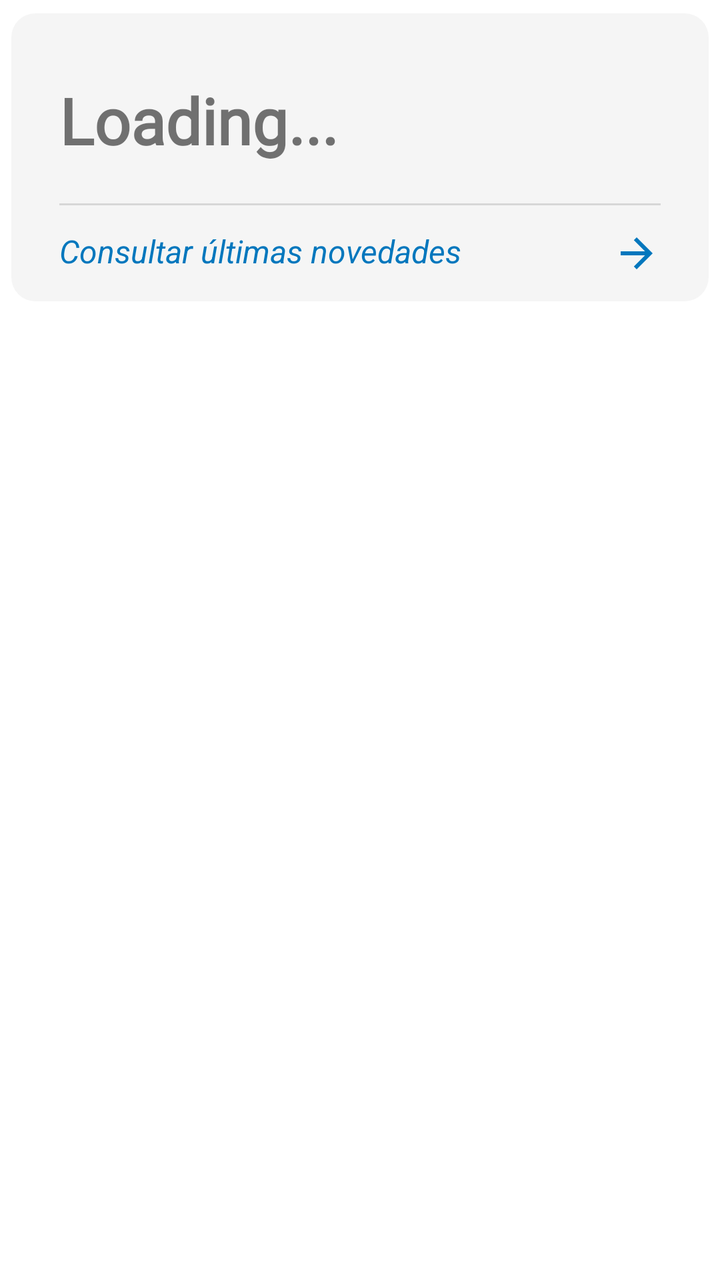
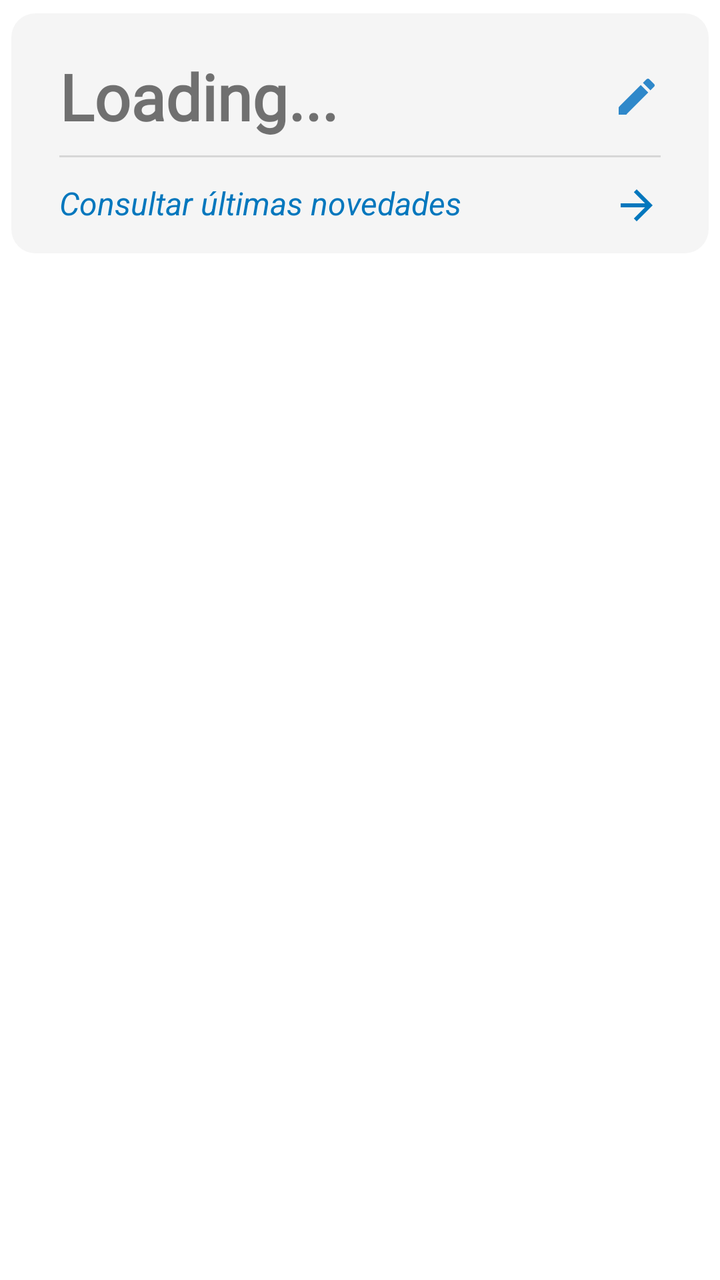

Screens rendered from an Android XML layout before and after an edit, with the pre-edit source and the edit as a unified diff.
<!-- AndroidManifest.xml: application theme Theme.ZapAlerts -->
<!-- res/layout/item_list_interests.xml -->
<?xml version="1.0" encoding="utf-8"?>
<androidx.constraintlayout.widget.ConstraintLayout xmlns:android="http://schemas.android.com/apk/res/android"
    xmlns:app="http://schemas.android.com/apk/res-auto"
    android:layout_width="match_parent"
    android:layout_height="wrap_content"
    android:clickable="true">
    <androidx.cardview.widget.CardView
        android:layout_width="match_parent"
        android:layout_height="wrap_content"
        app:layout_constraintEnd_toEndOf="parent"
        app:layout_constraintStart_toStartOf="parent"
        app:layout_constraintTop_toTopOf="parent"
        android:layout_marginBottom="32sp"
        app:cardCornerRadius="12dp"
        android:elevation="0dp"
        style="@style/CustomCardview"
        android:outlineProvider="none"
        android:foreground="?android:attr/selectableItemBackground"
        app:cardUseCompatPadding="true">
        <RelativeLayout
            android:layout_width="match_parent"
            android:layout_height="match_parent"
            android:paddingTop="8dp"
            android:paddingHorizontal="24dp">

            <TextView
                android:id="@+id/interest_title"
                android:layout_width="match_parent"
                android:layout_height="wrap_content"
                android:layout_marginTop="24dp"
                android:layout_marginBottom="12dp"
                android:fontFamily="@font/lato_black"
                android:text="Loading..."
                android:textSize="32sp"
                android:textStyle="bold" />
            <com.google.android.material.divider.MaterialDivider
                android:id="@+id/divider"
                android:layout_width="match_parent"
                android:layout_height="wrap_content"
                android:layout_marginTop="8dp"
                android:layout_below="@id/interest_title"/>
            <TextView
                android:id="@+id/source"
                android:layout_width="match_parent"
                android:layout_height="wrap_content"
                android:textSize="16sp"
                android:textStyle="italic"
                android:text="Consultar últimas novedades"
                android:layout_marginVertical="12dp"
                android:layout_below="@id/divider"
                android:textColor="#0277BD"
                app:drawableEndCompat="@drawable/ic_baseline_arrow_forward_24" />
        </RelativeLayout>
    </androidx.cardview.widget.CardView>
</androidx.constraintlayout.widget.ConstraintLayout>
<!-- resources referenced by this layout -->
<resources>
  <!-- drawable ic_baseline_arrow_forward_24 (drawable) -->
  <vector android:autoMirrored="true" android:height="24dp"
      android:tint="#0277BD" android:viewportHeight="24"
      android:viewportWidth="24" android:width="24dp" xmlns:android="http://schemas.android.com/apk/res/android">
      <path android:fillColor="@android:color/white" android:pathData="M12,4l-1.41,1.41L16.17,11H4v2h12.17l-5.58,5.59L12,20l8,-8z"/>
  </vector>
  <style name="CustomCardview" parent="CardView">
          <item name="cardBackgroundColor">#BAF1F1F1</item>
      </style>
  <style name="Theme.ZapAlerts" parent="Theme.MaterialComponents.DayNight.NoActionBar">
          <item name="colorSurface">@color/huawei_white</item>
          
          <item name="colorPrimary">@color/huawei_white3</item>
          <item name="colorPrimaryVariant">@color/huawei_white2</item>
          <item name="colorOnPrimary">@color/black</item>
          
          <item name="colorSecondary">@color/huawei_blue</item>
          <item name="colorSecondaryVariant">#004D9E</item>
          <item name="colorOnSecondary">@color/huawei_white</item>
  
          
          <item name="android:statusBarColor">#E1E1E1</item>
      </style>
  <color name="huawei_white">#FCFCFC</color>
  <color name="huawei_white3">#e5e5e5</color>
  <color name="huawei_white2">#efeff0</color>
  <color name="black">#FF000000</color>
  <color name="huawei_blue">#017eff</color>
</resources>

<!-- the commit's change to res/layout/item_list_interests.xml (unified diff, before → after) -->
@@ -4,51 +4,75 @@
     android:layout_width="match_parent"
     android:layout_height="wrap_content"
     android:clickable="true">
+
     <androidx.cardview.widget.CardView
+        style="@style/CustomCardview"
         android:layout_width="match_parent"
         android:layout_height="wrap_content"
+        android:layout_marginBottom="32sp"
+        android:elevation="0dp"
+        android:outlineProvider="none"
+        app:cardCornerRadius="12dp"
+        app:cardUseCompatPadding="true"
         app:layout_constraintEnd_toEndOf="parent"
         app:layout_constraintStart_toStartOf="parent"
-        app:layout_constraintTop_toTopOf="parent"
-        android:layout_marginBottom="32sp"
-        app:cardCornerRadius="12dp"
-        android:elevation="0dp"
-        style="@style/CustomCardview"
-        android:outlineProvider="none"
-        android:foreground="?android:attr/selectableItemBackground"
-        app:cardUseCompatPadding="true">
+        app:layout_constraintTop_toTopOf="parent">
+
         <RelativeLayout
             android:layout_width="match_parent"
             android:layout_height="match_parent"
-            android:paddingTop="8dp"
-            android:paddingHorizontal="24dp">
+            android:paddingHorizontal="24dp"
+            android:paddingTop="20dp">
 
-            <TextView
-                android:id="@+id/interest_title"
+            <androidx.constraintlayout.widget.ConstraintLayout
+                android:id="@+id/name_layout"
                 android:layout_width="match_parent"
                 android:layout_height="wrap_content"
-                android:layout_marginTop="24dp"
-                android:layout_marginBottom="12dp"
-                android:fontFamily="@font/lato_black"
-                android:text="Loading..."
-                android:textSize="32sp"
-                android:textStyle="bold" />
+                android:orientation="horizontal">
+
+                <TextView
+                    android:id="@+id/interest_title"
+                    android:layout_width="0dp"
+                    android:layout_height="wrap_content"
+                    android:ellipsize="end"
+                    android:fontFamily="@font/lato_black"
+                    android:maxLines="1"
+                    android:text="Loading..."
+                    android:textSize="32sp"
+                    android:textStyle="bold"
+                    app:layout_constraintBottom_toBottomOf="parent"
+                    app:layout_constraintEnd_toStartOf="@id/edit_interest"
+                    app:layout_constraintStart_toStartOf="parent"
+                    app:layout_constraintTop_toTopOf="parent" />
+
+                <ImageView
+                    android:id="@+id/edit_interest"
+                    android:layout_width="wrap_content"
+                    android:layout_height="wrap_content"
+                    android:src="@drawable/ic_baseline_edit_24"
+                    app:layout_constraintBottom_toBottomOf="parent"
+                    app:layout_constraintEnd_toEndOf="parent"
+                    app:layout_constraintTop_toTopOf="parent" />
+            </androidx.constraintlayout.widget.ConstraintLayout>
+
             <com.google.android.material.divider.MaterialDivider
                 android:id="@+id/divider"
                 android:layout_width="match_parent"
                 android:layout_height="wrap_content"
-                android:layout_marginTop="8dp"
-                android:layout_below="@id/interest_title"/>
+                android:layout_below="@id/name_layout"
+                android:layout_marginTop="8dp" />
+
             <TextView
                 android:id="@+id/source"
                 android:layout_width="match_parent"
                 android:layout_height="wrap_content"
+                android:layout_below="@id/divider"
+                android:layout_marginVertical="12dp"
+                android:foreground="?android:attr/selectableItemBackground"
+                android:text="Consultar últimas novedades"
+                android:textColor="#0277BD"
                 android:textSize="16sp"
                 android:textStyle="italic"
-                android:text="Consultar últimas novedades"
-                android:layout_marginVertical="12dp"
-                android:layout_below="@id/divider"
-                android:textColor="#0277BD"
                 app:drawableEndCompat="@drawable/ic_baseline_arrow_forward_24" />
         </RelativeLayout>
     </androidx.cardview.widget.CardView>
<!-- resource entries referenced after the edit -->
@@ -5,6 +5,12 @@
       android:tint="#0277BD" android:viewportHeight="24"
       android:viewportWidth="24" android:width="24dp" xmlns:android="http://schemas.android.com/apk/res/android">
       <path android:fillColor="@android:color/white" android:pathData="M12,4l-1.41,1.41L16.17,11H4v2h12.17l-5.58,5.59L12,20l8,-8z"/>
+  </vector>
+  <!-- drawable ic_baseline_edit_24 (drawable) -->
+  <vector android:height="24dp" android:tint="#2F88CA"
+      android:viewportHeight="24" android:viewportWidth="24"
+      android:width="24dp" xmlns:android="http://schemas.android.com/apk/res/android">
+      <path android:fillColor="@android:color/white" android:pathData="M3,17.25V21h3.75L17.81,9.94l-3.75,-3.75L3,17.25zM20.71,7.04c0.39,-0.39 0.39,-1.02 0,-1.41l-2.34,-2.34c-0.39,-0.39 -1.02,-0.39 -1.41,0l-1.83,1.83 3.75,3.75 1.83,-1.83z"/>
   </vector>
   <style name="CustomCardview" parent="CardView">
           <item name="cardBackgroundColor">#BAF1F1F1</item>
